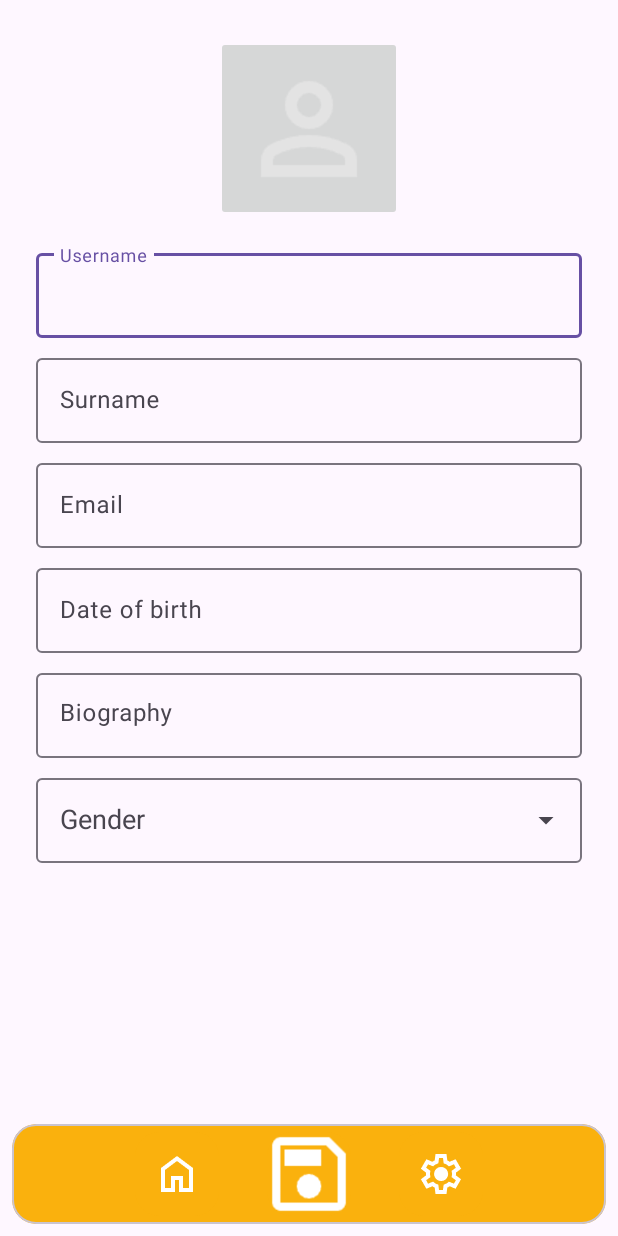
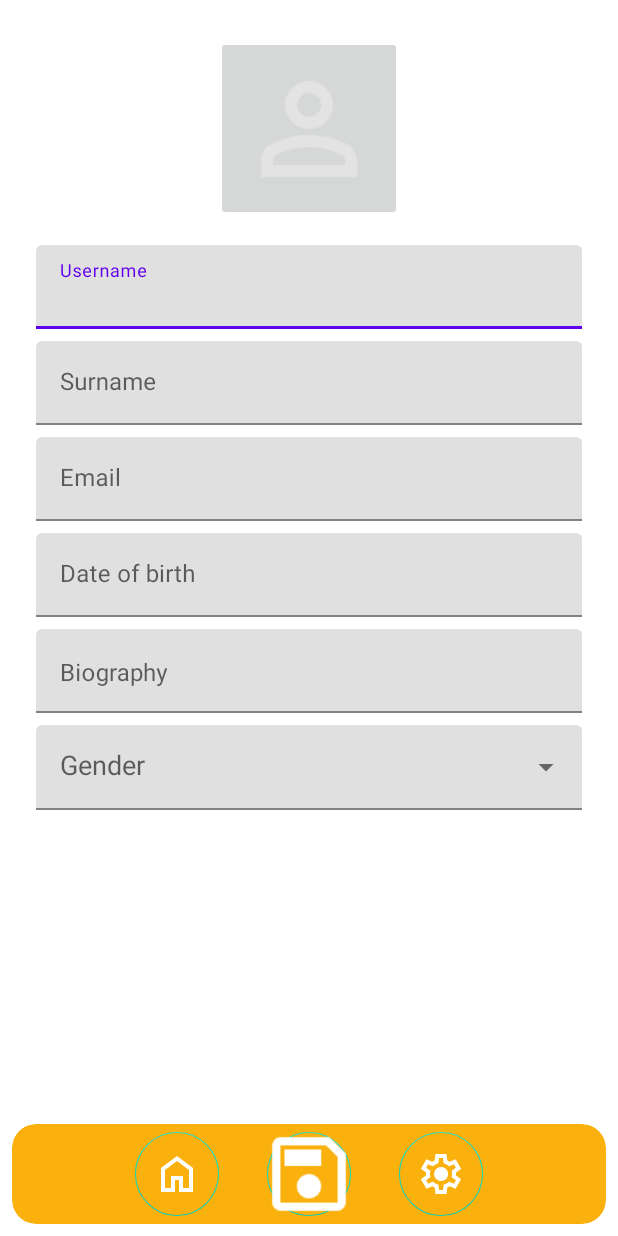
Before and after one commit to andymeneguzzo/RecipeManager, an Android app: the layout activity_user.xml on its own in the app's theme, with its tools: preview values and no code run, on a phone screen of 412 x 824 dp. Run offline under Robolectric (Android 15) with nearby library versions, the phone set to English and light mode, and no system bars; Roboto replaces fonts that are not available here.

Commit message:
UI changes

```diff
--- a/app/src/main/AndroidManifest.xml
+++ b/app/src/main/AndroidManifest.xml
@@ -32,6 +32,7 @@
         <activity android:name=".activities.GreetingsActivity"/>
         <activity android:name=".activities.AddRecipeActivity"/>
         <activity android:name=".activities.EditRecipeActivity"/>
+        <activity android:name=".activities.UserActivity"/>
 
 
         <meta-data
--- a/app/src/main/java/com/andy/recipemanager/activities/MainActivity.kt
+++ b/app/src/main/java/com/andy/recipemanager/activities/MainActivity.kt
@@ -58,6 +58,11 @@ class MainActivity : AppCompatActivity() {
             startActivity(intent)
         }
 
+        userButton.setOnClickListener {
+            val intent = Intent(this, UserActivity::class.java)
+            startActivity(intent)
+        }
+
         // SEARCH
         val searchButton = findViewById<ImageButton>(R.id.searchButton)
         val searchBar = findViewById<EditText>(R.id.searchBar)
--- a/app/src/main/java/com/andy/recipemanager/activities/UserActivity.kt
+++ b/app/src/main/java/com/andy/recipemanager/activities/UserActivity.kt
@@ -1,14 +1,25 @@
 package com.andy.recipemanager.activities
 
+import android.content.Intent
 import android.os.Bundle
 import android.widget.AutoCompleteTextView
 import androidx.appcompat.app.AppCompatActivity
 import com.andy.recipemanager.R
+import com.google.android.material.floatingactionbutton.FloatingActionButton
 
 class UserActivity : AppCompatActivity() {
     override fun onCreate(savedInstanceState: Bundle?) {
         super.onCreate(savedInstanceState)
         setContentView(R.layout.activity_user)
+
+        val btnHome = findViewById<FloatingActionButton>(R.id.homeButton)
+
+        btnHome.setOnClickListener {
+            val intent = Intent(this, MainActivity::class.java)
+            startActivity(intent)
+            finish()
+        }
+
 
         // Will have to save gender selected and shown everytime the user enters the User activity
         val genderDropdown = findViewById<AutoCompleteTextView>(R.id.etGender)
--- a/app/src/main/res/layout/activity_add_recipe.xml
+++ b/app/src/main/res/layout/activity_add_recipe.xml
@@ -43,7 +43,6 @@
             android:fontFamily="@font/bagel_fat_one"
             android:textStyle="normal"
             android:textColor="@color/text_color_not_white"
-            android:backgroundTint="@color/edit_text"
             android:inputType="text"/>
     </com.google.android.material.textfield.TextInputLayout>
 
@@ -65,7 +64,6 @@
             android:fontFamily="@font/baloo_chettan"
             android:textStyle="normal"
             android:textColor="@color/text_color_not_white"
-            android:backgroundTint="@color/edit_text"
             android:inputType="text"/>
     </com.google.android.material.textfield.TextInputLayout>
 
@@ -87,7 +85,6 @@
             android:fontFamily="@font/baloo_chettan"
             android:textStyle="normal"
             android:textColor="@color/text_color_not_white"
-            android:backgroundTint="@color/edit_text"
             android:inputType="text"/>
     </com.google.android.material.textfield.TextInputLayout>
 
@@ -110,7 +107,6 @@
             android:id="@+id/etDescription"
             android:layout_width="match_parent"
             android:layout_height="match_parent"
-            android:backgroundTint="@color/edit_text"
             android:fontFamily="@font/baloo_chettan"
             android:textStyle="normal"
             android:textColor="@color/text_color_not_white"
--- a/app/src/main/res/layout/activity_edit_recipe.xml
+++ b/app/src/main/res/layout/activity_edit_recipe.xml
@@ -43,7 +43,6 @@
             android:fontFamily="@font/bagel_fat_one"
             android:textStyle="normal"
             android:textColor="@color/text_color_not_white"
-            android:backgroundTint="@color/edit_text"
             android:inputType="text"/>
     </com.google.android.material.textfield.TextInputLayout>
 
@@ -65,7 +64,6 @@
             android:fontFamily="@font/baloo_chettan"
             android:textStyle="normal"
             android:textColor="@color/text_color_not_white"
-            android:backgroundTint="@color/edit_text"
             android:inputType="text"/>
     </com.google.android.material.textfield.TextInputLayout>
 
@@ -87,7 +85,6 @@
             android:fontFamily="@font/baloo_chettan"
             android:textStyle="normal"
             android:textColor="@color/text_color_not_white"
-            android:backgroundTint="@color/edit_text"
             android:inputType="text"/>
     </com.google.android.material.textfield.TextInputLayout>
 
@@ -110,7 +107,6 @@
             android:id="@+id/etDescription"
             android:layout_width="match_parent"
             android:layout_height="match_parent"
-            android:backgroundTint="@color/edit_text"
             android:fontFamily="@font/baloo_chettan"
             android:textStyle="normal"
             android:textColor="@color/text_color_not_white"
--- a/app/src/main/res/layout/activity_user.xml
+++ b/app/src/main/res/layout/activity_user.xml
@@ -7,7 +7,7 @@
     android:layout_height="match_parent"
     tools:context=".activities.UserActivity">
 
-    <!-- CIRCULAR USE IMAGE -->
+    <!-- CIRCULAR USER IMAGE (fissa in alto) -->
     <ImageButton
         android:id="@+id/imgButtonProfile"
         android:layout_width="0dp"
@@ -22,18 +22,31 @@
         app:layout_constraintDimensionRatio="1:1"
         android:layout_marginTop="24dp"/>
 
+    <!-- NestedScrollView per i campi utente -->
+    <androidx.core.widget.NestedScrollView
+        android:id="@+id/nestedScrollView"
+        android:layout_width="0dp"
+        android:layout_height="0dp"
+        android:fillViewport="true"
+        app:layout_constraintTop_toBottomOf="@id/imgButtonProfile"
+        app:layout_constraintBottom_toTopOf="@id/bottomBarCard"
+        app:layout_constraintStart_toStartOf="parent"
+        app:layout_constraintEnd_toEndOf="parent"
+        android:layout_marginTop="16dp"
+        android:layout_marginBottom="16dp">
+
+        <LinearLayout
+            android:layout_width="match_parent"
+            android:layout_height="wrap_content"
+            android:orientation="vertical"
+            android:paddingHorizontal="24dp">
+
             <!-- USERNAME -->
             <com.google.android.material.textfield.TextInputLayout
                 android:id="@+id/tilUsername"
-        android:layout_width="0dp"
+                android:layout_width="match_parent"
                 android:layout_height="wrap_content"
-        android:layout_marginTop="16dp"
-        android:hint="@string/username"
-        app:layout_constraintTop_toBottomOf="@+id/imgButtonProfile"
-        app:layout_constraintStart_toStartOf="parent"
-        app:layout_constraintEnd_toEndOf="parent"
-        android:layout_marginHorizontal="24dp">
-
+                android:hint="@string/username">
                 <com.google.android.material.textfield.TextInputEditText
                     android:id="@+id/etUsername"
                     android:layout_width="match_parent"
@@ -44,71 +57,52 @@
             <!-- COGNOME -->
             <com.google.android.material.textfield.TextInputLayout
                 android:id="@+id/tilSurname"
-        android:layout_width="0dp"
+                android:layout_width="match_parent"
                 android:layout_height="wrap_content"
                 android:layout_marginTop="8dp"
-        android:hint="@string/surname"
-        app:layout_constraintTop_toBottomOf="@id/tilUsername"
-        app:layout_constraintStart_toStartOf="@id/tilUsername"
-        app:layout_constraintEnd_toEndOf="@id/tilUsername">
-
+                android:hint="@string/surname">
                 <com.google.android.material.textfield.TextInputEditText
                     android:id="@+id/etSurname"
                     android:layout_width="match_parent"
                     android:layout_height="wrap_content"
                     android:inputType="text"/>
-
             </com.google.android.material.textfield.TextInputLayout>
 
             <!-- EMAIL -->
             <com.google.android.material.textfield.TextInputLayout
                 android:id="@+id/tilEmail"
-        android:layout_width="0dp"
+                android:layout_width="match_parent"
                 android:layout_height="wrap_content"
                 android:layout_marginTop="8dp"
-        android:hint="@string/email"
-        app:layout_constraintTop_toBottomOf="@id/tilSurname"
-        app:layout_constraintStart_toStartOf="@id/tilSurname"
-        app:layout_constraintEnd_toEndOf="@id/tilSurname">
-
+                android:hint="@string/email">
                 <com.google.android.material.textfield.TextInputEditText
                     android:id="@+id/etEmail"
                     android:layout_width="match_parent"
                     android:layout_height="wrap_content"
                     android:inputType="textEmailAddress"/>
-
             </com.google.android.material.textfield.TextInputLayout>
 
-    <!-- DATE OF BIRTH -->
+            <!-- DATA DI NASCITA -->
             <com.google.android.material.textfield.TextInputLayout
                 android:id="@+id/tilBirthdate"
-        android:layout_width="0dp"
+                android:layout_width="match_parent"
                 android:layout_height="wrap_content"
                 android:layout_marginTop="8dp"
-        android:hint="@string/birthdate"
-        app:layout_constraintTop_toBottomOf="@id/tilEmail"
-        app:layout_constraintStart_toStartOf="@id/tilEmail"
-        app:layout_constraintEnd_toEndOf="@id/tilEmail">
-
+                android:hint="@string/birthdate">
                 <com.google.android.material.textfield.TextInputEditText
                     android:id="@+id/etBirthdate"
                     android:layout_width="match_parent"
                     android:layout_height="wrap_content"
                     android:inputType="date"/>
-
             </com.google.android.material.textfield.TextInputLayout>
 
             <!-- BIO multiline -->
             <com.google.android.material.textfield.TextInputLayout
                 android:id="@+id/tilBio"
-        android:layout_width="0dp"
+                android:layout_width="match_parent"
                 android:layout_height="wrap_content"
                 android:layout_marginTop="8dp"
-        android:hint="@string/bio"
-        app:layout_constraintTop_toBottomOf="@id/tilBirthdate"
-        app:layout_constraintStart_toStartOf="@id/tilBirthdate"
-        app:layout_constraintEnd_toEndOf="@id/tilBirthdate">
-
+                android:hint="@string/bio">
                 <com.google.android.material.textfield.TextInputEditText
                     android:id="@+id/etBio"
                     android:layout_width="match_parent"
@@ -118,30 +112,28 @@
                     android:maxLines="3"/>
             </com.google.android.material.textfield.TextInputLayout>
 
-    <!-- GENERE -->
+            <!-- GENERE con dropdown -->
             <com.google.android.material.textfield.TextInputLayout
                 android:id="@+id/tilGender"
-        android:layout_width="0dp"
+                android:layout_width="match_parent"
                 android:layout_height="wrap_content"
                 android:layout_marginTop="8dp"
                 android:hint="@string/gender"
-        app:endIconMode="dropdown_menu"
-        app:layout_constraintTop_toBottomOf="@id/tilBio"
-        app:layout_constraintStart_toStartOf="@id/tilBio"
-        app:layout_constraintEnd_toEndOf="@id/tilBio">
+                app:endIconMode="dropdown_menu">
 
-        <AutoCompleteTextView
+                <com.google.android.material.textfield.MaterialAutoCompleteTextView
                     android:id="@+id/etGender"
                     android:layout_width="match_parent"
                     android:layout_height="wrap_content"
                     android:padding="16dp"
                     android:entries="@array/gender_options"
                     android:inputType="none" />
-
             </com.google.android.material.textfield.TextInputLayout>
 
+        </LinearLayout>
+    </androidx.core.widget.NestedScrollView>
 
-    <!-- Bottom Bar -->
+    <!-- Bottom Bar (fissa in basso) -->
     <com.google.android.material.card.MaterialCardView
         android:id="@+id/bottomBarCard"
         android:layout_width="match_parent"
@@ -153,14 +145,12 @@
         app:layout_constraintStart_toStartOf="parent"
         app:layout_constraintEnd_toEndOf="parent"
         android:layout_margin="8dp">
-
         <LinearLayout
             android:layout_width="match_parent"
             android:layout_height="wrap_content"
             android:orientation="horizontal"
             android:gravity="center"
             android:padding="5dp">
-
             <com.google.android.material.floatingactionbutton.FloatingActionButton
                 android:id="@+id/homeButton"
                 android:layout_width="wrap_content"
@@ -171,7 +161,6 @@
                 app:tint="@color/white"
                 app:elevation="0dp"
                 app:maxImageSize="32dp" />
-
             <com.google.android.material.floatingactionbutton.FloatingActionButton
                 android:id="@+id/saveButton"
                 android:layout_width="wrap_content"
@@ -184,7 +173,6 @@
                 app:tint="@color/white"
                 app:elevation="0dp"
                 app:maxImageSize="65dp" />
-
             <com.google.android.material.floatingactionbutton.FloatingActionButton
                 android:id="@+id/settingsButton"
                 android:layout_width="wrap_content"
@@ -197,4 +185,5 @@
                 app:maxImageSize="32dp" />
         </LinearLayout>
     </com.google.android.material.card.MaterialCardView>
+
 </androidx.constraintlayout.widget.ConstraintLayout>
--- a/app/src/main/res/values/themes.xml
+++ b/app/src/main/res/values/themes.xml
@@ -1,9 +1,8 @@
 <resources xmlns:tools="http://schemas.android.com/tools">
     <!-- Base application theme. -->
-    <style name="Base.Theme.RecipeManager" parent="Theme.Material3.DayNight.NoActionBar">
+    <style name="Theme.RecipeManager" parent="Theme.MaterialComponents.DayNight.NoActionBar">
         <!-- Customize your light theme here. -->
         <!-- <item name="colorPrimary">@color/my_light_primary</item> -->
     </style>
 
-    <style name="Theme.RecipeManager" parent="Base.Theme.RecipeManager" />
 </resources>
```
Lines whose indentation alone changed are shown as unchanged.
